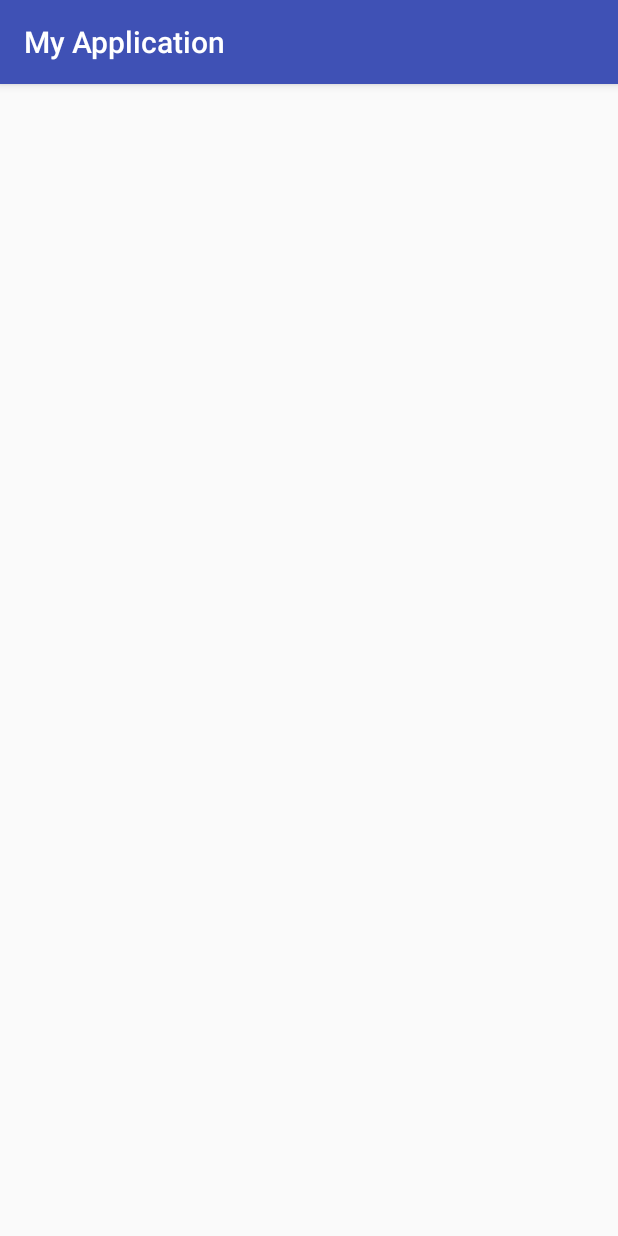
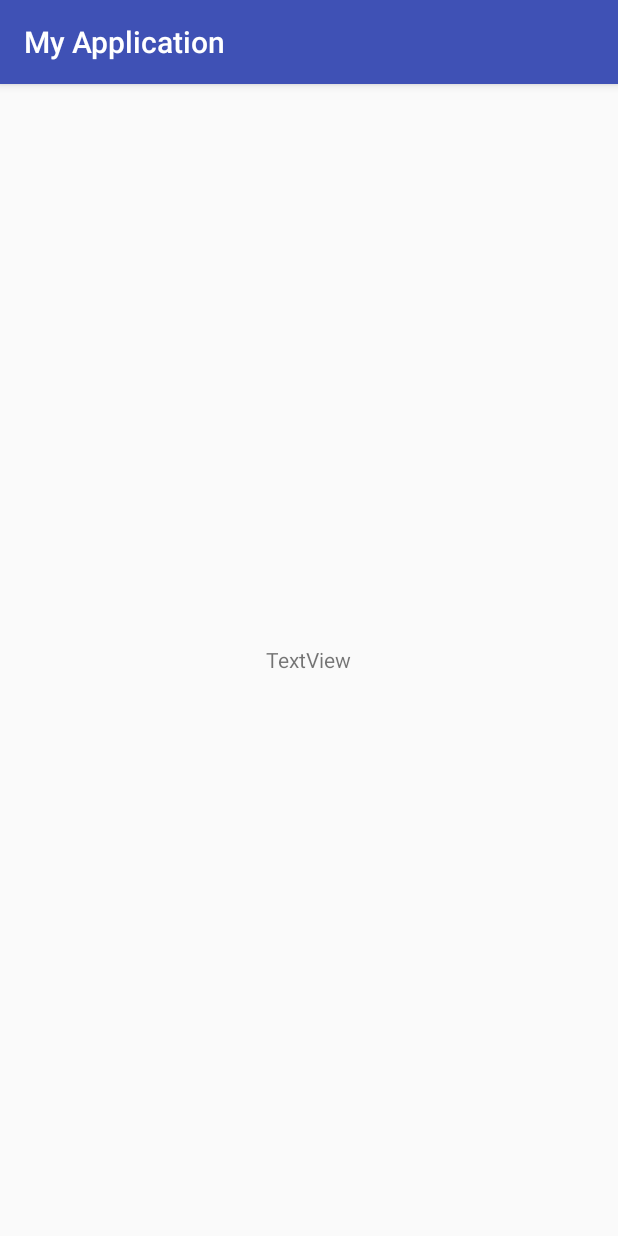
Before and after one commit to annier4/Taller2-Android-Redes, an Android app: the screen it shows after launch (Esperando), on a phone screen of 412 x 824 dp. Run offline under Robolectric (Android 15) with nearby library versions, the phone set to English and light mode, and no system bars.

Commit message:
campo de texto esperando

```diff
--- a/app/src/main/res/layout/activity_esperando.xml
+++ b/app/src/main/res/layout/activity_esperando.xml
@@ -10,4 +10,11 @@
     android:paddingTop="@dimen/activity_vertical_margin"
     tools:context="com.example.estudiante.myapplication.Esperando">
 
+    <TextView
+        android:text="TextView"
+        android:layout_width="wrap_content"
+        android:layout_height="wrap_content"
+        android:layout_centerVertical="true"
+        android:layout_centerHorizontal="true"
+        android:id="@+id/esperando" />
 </RelativeLayout>
```
